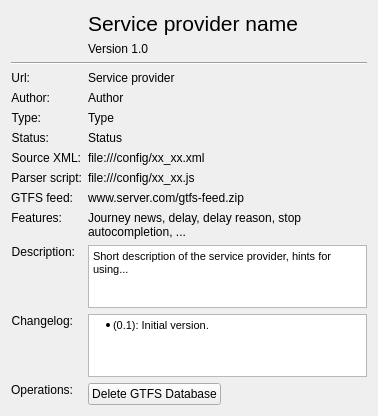
Before: the Qt Designer form libpublictransporthelper/providerData.ui in KDE/publictransport, drawn with Qt 5.
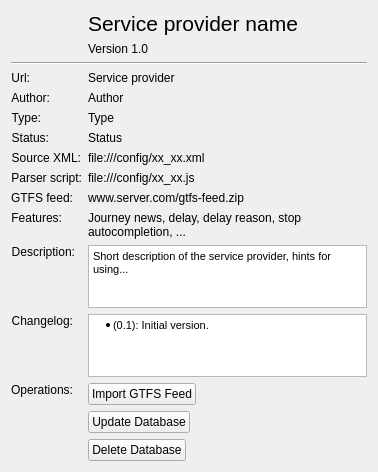
After: the same form once the commit is applied. Icons and pictures are not drawn. Custom widgets are drawn as their Qt base class.

Commit message:
Full GTFS database control from provider dialog
- Show buttons to import/delete/update the GTFS database

What changed in the file:
```diff
--- a/libpublictransporthelper/providerData.ui
+++ b/libpublictransporthelper/providerData.ui
@@ -307,9 +307,9 @@
     </widget>
    </item>
    <item row="17" column="1">
-    <widget class="KPushButton" name="deleteGtfsDatabaseButton">
+    <widget class="KPushButton" name="importGtfsFeedButton">
      <property name="text">
-      <string comment="@action:button">Delete GTFS Database</string>
+      <string comment="@action:button">Import GTFS Feed</string>
      </property>
      <property name="icon">
       <iconset theme="edit-delete">
@@ -364,6 +364,28 @@
      </property>
     </widget>
    </item>
+   <item row="19" column="1">
+    <widget class="KPushButton" name="deleteGtfsDatabaseButton">
+     <property name="text">
+      <string comment="@action:button">Delete Database</string>
+     </property>
+     <property name="icon">
+      <iconset theme="edit-delete">
+       <normaloff/>
+      </iconset>
+     </property>
+    </widget>
+   </item>
+   <item row="18" column="1">
+    <widget class="KPushButton" name="updateGtfsDatabaseButton">
+     <property name="text">
+      <string comment="@action:button">Update Database</string>
+     </property>
+     <property name="icon">
+      <iconset theme="view-refresh"/>
+     </property>
+    </widget>
+   </item>
   </layout>
  </widget>
  <customwidgets>
```
Left out of the diff: 4 changed lines with no effect on the pictures. The commit also changes 2 other files.
